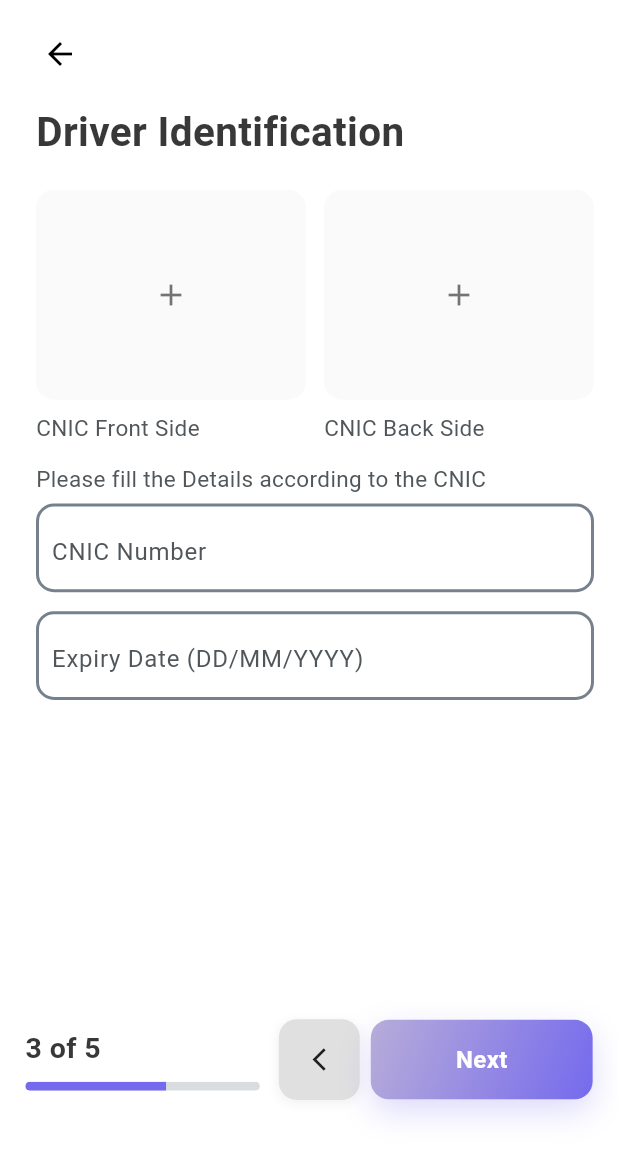
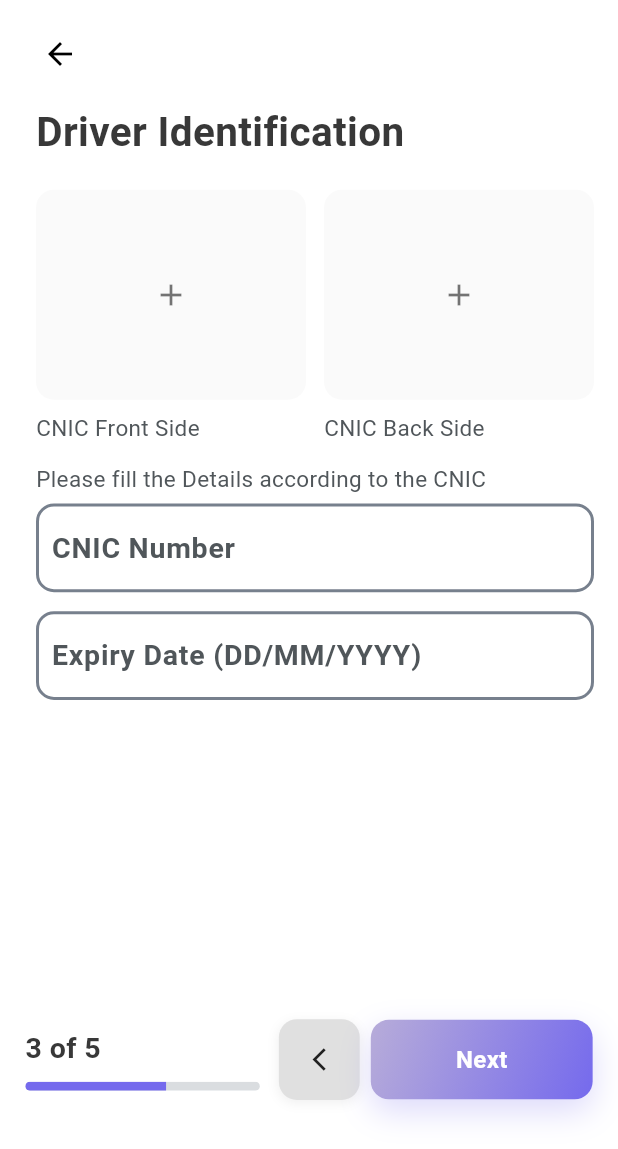
Before and after one commit to rayyankhan00776/GoDropMe, a Flutter app: the DriverIdentificationScreen screen opened by its route, on a phone screen of 412 x 824 dp, the part 87-1236 px from its top. Run offline on Flutter 3.47's test engine with Material 3 defaults, Android fonts, the phone set to English and light mode, and no system bars; our stand-ins replace appwrite, flutter_svg, geocoding, geolocator, get, google_maps_flutter and 3 more; accounts and stored records are empty; project files that could hold a hidden picture were left out.

Commit message:
changes in registration page

```diff
--- a/lib/common widgets/custom_phone_text_field.dart
+++ b/lib/common widgets/custom_phone_text_field.dart
@@ -69,6 +69,7 @@ class CustonPhoneTextField extends StatelessWidget {
       style: AppTypography.optionLineSecondary.copyWith(
         color: textColor ?? AppColors.black,
         fontWeight: FontWeight.w600, // match the weight used in prefix (+92)
+        height: 1.0, // tight line height for better vertical centering
       ),
       cursorHeight: (AppTypography.optionLineSecondary.fontSize ?? 16) * 1.2,
       cursorWidth: 2,
@@ -79,22 +80,24 @@ class CustonPhoneTextField extends StatelessWidget {
       minLines: 1,
       expands: false,
       maxLines: 1,
-      strutStyle: StrutStyle.fromTextStyle(
-        AppTypography.optionLineSecondary,
+      strutStyle: const StrutStyle(
+        fontSize: 19, // match optionLineSecondary fontSize
+        height: 1.0,
         forceStrutHeight: true,
+        leading: 0,
       ),
       decoration: InputDecoration(
         hintText: hintText,
-        // allow overriding hint color; default to a lighter black and slightly larger size
-        hintStyle: AppTypography.optionTerms.copyWith(
+        // Match hint style exactly with input text style for consistent vertical alignment
+        hintStyle: AppTypography.optionLineSecondary.copyWith(
           color: hintColor ?? AppColors.darkGray,
-          fontSize: (AppTypography.optionTerms.fontSize ?? 12) + 1,
+          fontWeight: FontWeight.w600,
+          height: 1.0,
         ),
         border: InputBorder.none,
         isDense: true,
-        // Add symmetric vertical padding so the text caret remains
-        // vertically centered and does not shift when error state toggles.
-        contentPadding: const EdgeInsets.symmetric(vertical: 16),
+        // Zero vertical padding - let the Row handle all vertical centering
+        contentPadding: EdgeInsets.zero,
         isCollapsed: true,
         errorStyle: const TextStyle(
           height: 0,
@@ -119,6 +122,7 @@ class CustonPhoneTextField extends StatelessWidget {
         horizontal: Responsive.scaleClamped(context, 8, 6, 14),
       ),
       child: Row(
+        crossAxisAlignment: CrossAxisAlignment.center, // Ensure vertical centering
         children: [
           if (prefix != null) ...[
             // Optionally enforce consistent text styling for the prefix so
@@ -128,6 +132,7 @@ class CustonPhoneTextField extends StatelessWidget {
                 style: AppTypography.optionLineSecondary.copyWith(
                   color: textColor ?? AppColors.black,
                   fontWeight: FontWeight.w600,
+                  height: 1.0,
                 ),
                 child: prefix!,
               )
--- a/lib/features/commonFeatures/phoneAndOtpVerfication/pages/otp_screen.dart
+++ b/lib/features/commonFeatures/phoneAndOtpVerfication/pages/otp_screen.dart
@@ -186,6 +186,9 @@ class _OtpScreenState extends State<OtpScreen> {
                   enabled: _otpController.allFilled.value,
                 ),
               ),
+              SizedBox(
+                height: Responsive.scaleClamped(context, 24, 16, 32),
+              ),
             ],
           ),
         ),
--- a/lib/features/commonFeatures/phoneAndOtpVerfication/pages/phone_Screen.dart
+++ b/lib/features/commonFeatures/phoneAndOtpVerfication/pages/phone_Screen.dart
@@ -81,7 +81,7 @@ class _PhoneScreenState extends State<PhoneScreen> {
                     controller: _controller,
                     selectedCode: _selectedCode,
                     validator: pakistanPhoneValidator,
-                    height: Responsive.scaleClamped(context, 56, 44, 66),
+                    height: Responsive.scaleClamped(context, 66, 44, 66),
                     showError: _phoneController.submitted.value,
                   ),
                 ),
@@ -91,6 +91,9 @@ class _PhoneScreenState extends State<PhoneScreen> {
                 onNext: _onNextPressed,
                 height: Responsive.scaleClamped(context, 64, 48, 80),
               ),
+              SizedBox(
+                height: Responsive.scaleClamped(context, 24, 16, 32),
+              ),
             ],
           ),
         ),
--- a/lib/features/commonFeatures/phoneAndOtpVerfication/widgets/PhoneWidgets/phone_input_row.dart
+++ b/lib/features/commonFeatures/phoneAndOtpVerfication/widgets/PhoneWidgets/phone_input_row.dart
@@ -42,7 +42,7 @@ class PhoneInputRow extends StatelessWidget {
           children: [
             CustonPhoneTextField(
               controller: controller,
-              hintText: 'e.g. 3001234567',
+              hintText: '3001234567',
               hintColor: AppColors.black.withValues(alpha: 0.6),
               textColor: AppColors.black,
               inputFormatters: <TextInputFormatter>[
```
Also changed, not shown: lib/main.dart (+1 -7 lines).
